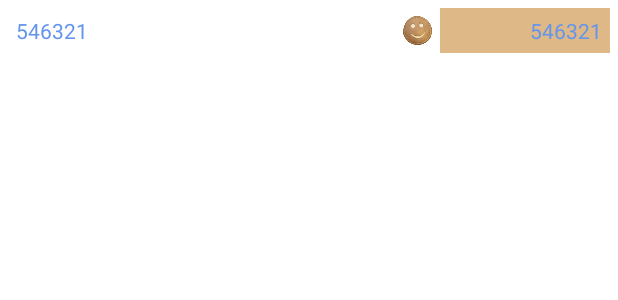
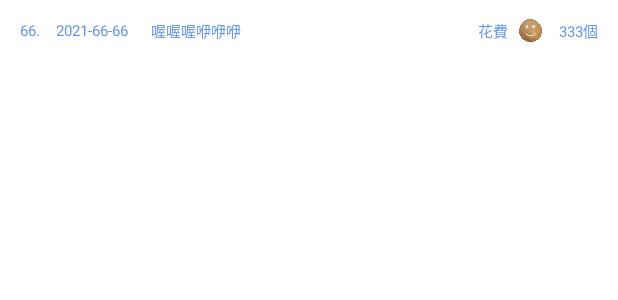
Before and after one commit to lchuang8211/nickWedding, an Android app: the layout item_exchange_record.xml on its own in the app's theme, with its tools: preview values and no code run, on a phone screen of 412 x 824 dp. Shown: the top 300 px of the screen. Run offline under Robolectric (Android 15) with nearby library versions, the phone set to English and light mode, and no system bars.

Commit message:
修改 兌換頁 色系

```diff
--- a/app/src/main/res/drawable/shape_date_calender.xml
+++ b/app/src/main/res/drawable/shape_date_calender.xml
@@ -8,6 +8,6 @@
 <!--        android:width="2dp"/>-->
 
     <corners
-        android:radius="20dp" />
+        android:radius="7dp" />
 
 </shape>
--- a/app/src/main/res/drawable/shape_exchange_list.xml
+++ b/app/src/main/res/drawable/shape_exchange_list.xml
@@ -2,12 +2,12 @@
 <shape xmlns:android="http://schemas.android.com/apk/res/android"
     android:shape="rectangle">
 
-    <solid android:color="#DD222222" />
+    <solid android:color="@color/white" />
 
 <!--    <stroke android:color="#44444444"-->
 <!--        android:width="2dp"/>-->
 
     <corners
-        android:radius="20dp" />
+        android:radius="7dp" />
 
 </shape>
--- a/app/src/main/res/drawable/shape_exchange_title.xml
+++ b/app/src/main/res/drawable/shape_exchange_title.xml
@@ -2,12 +2,12 @@
 <shape xmlns:android="http://schemas.android.com/apk/res/android"
     android:shape="rectangle">
 
-    <solid android:color="@color/white" />
+    <solid android:color="#FFBAE5" />
 
 <!--    <stroke android:color="#44444444"-->
 <!--        android:width="2dp"/>-->
 
     <corners
-        android:radius="7dp" />
+        android:radius="5dp" />
 
 </shape>
--- a/app/src/main/res/drawable/shape_popup_white.xml
+++ b/app/src/main/res/drawable/shape_popup_white.xml
@@ -2,7 +2,7 @@
 <shape xmlns:android="http://schemas.android.com/apk/res/android"
     android:shape="rectangle">
 
-    <solid android:color="#DD222222" />
+    <solid android:color="#DDFDEB" />
 
 <!--    <stroke android:color="#44444444"-->
 <!--        android:width="2dp"/>-->
--- a/app/src/main/res/drawable/shape_type_button.xml
+++ b/app/src/main/res/drawable/shape_type_button.xml
@@ -2,7 +2,9 @@
 <shape xmlns:android="http://schemas.android.com/apk/res/android"
     android:shape="rectangle">
 
-    <solid android:color="#6FB7B7" />
+    <solid android:color="#84C1FF" />
+<!--    #CC99CC-->
+<!--    #84C1FF-->
 <!--    // FFBAE5-->
 <!--    //FFE4E1-->
 <!--    //ffe4e1-->
--- a/app/src/main/res/drawable/shape_white_button.xml
+++ b/app/src/main/res/drawable/shape_white_button.xml
@@ -2,7 +2,7 @@
 <shape xmlns:android="http://schemas.android.com/apk/res/android"
     android:shape="rectangle">
 
-    <solid android:color="#FFBAE5" />
+    <solid android:color="@color/white" />
 <!--    // FFBAE5-->
 <!--    //FFE4E1-->
 <!--    //ffe4e1-->
--- a/app/src/main/res/layout/item_exchange_record.xml
+++ b/app/src/main/res/layout/item_exchange_record.xml
@@ -2,43 +2,88 @@
 <layout xmlns:android="http://schemas.android.com/apk/res/android"
     xmlns:app="http://schemas.android.com/apk/res-auto">
 
-    <LinearLayout
+    <androidx.constraintlayout.widget.ConstraintLayout
         android:id="@+id/ll_item"
         android:layout_width="match_parent"
         android:layout_height="wrap_content"
-        android:gravity="center"
-        android:orientation="horizontal"
         android:padding="5dp">
 
         <TextView
+            android:id="@+id/tvSeq"
+            android:layout_width="wrap_content"
+            android:layout_height="30dp"
+            android:gravity="center_vertical"
+            android:paddingStart="8sp"
+            android:text="66."
+            android:textColor="@color/cornflower_blue"
+            android:textSize="10dp"
+            app:layout_constraintBottom_toBottomOf="parent"
+            app:layout_constraintStart_toStartOf="parent"
+            app:layout_constraintTop_toTopOf="parent" />
+
+        <TextView
+            android:id="@+id/tvDate"
+            android:layout_width="wrap_content"
+            android:layout_height="30dp"
+            android:gravity="center_vertical"
+            android:layout_marginStart="5dp"
+            android:paddingStart="5sp"
+            android:text="2021-66-66"
+            android:textColor="@color/cornflower_blue"
+            android:textSize="10dp"
+            app:layout_constraintBottom_toBottomOf="parent"
+            app:layout_constraintStart_toEndOf="@+id/tvSeq"
+            app:layout_constraintTop_toTopOf="parent" />
+
+        <TextView
             android:id="@+id/tvTitle"
-            android:layout_width="match_parent"
+            android:layout_width="wrap_content"
             android:layout_height="30dp"
-            android:layout_weight="2"
             android:gravity="center_vertical"
-            android:paddingStart="5sp"
-            android:text="546321"
+            android:layout_marginStart="5dp"
+            android:paddingStart="10sp"
+            android:text="喔喔喔咿咿咿"
             android:textColor="@color/cornflower_blue"
-            android:textSize="14dp" />
+            android:textSize="10dp"
+            app:layout_constraintBottom_toBottomOf="parent"
+            app:layout_constraintStart_toEndOf="@+id/tvDate"
+            app:layout_constraintTop_toTopOf="parent" />
+
+        <TextView
+            android:layout_width="wrap_content"
+            android:layout_height="30dp"
+            android:gravity="center_vertical"
+            android:paddingStart="10sp"
+            android:text="花費"
+            android:textColor="@color/cornflower_blue"
+            android:textSize="10dp"
+            app:layout_constraintBottom_toBottomOf="parent"
+            app:layout_constraintEnd_toStartOf="@+id/ivCookie"
+            app:layout_constraintTop_toTopOf="parent" />
 
         <ImageView
+            android:id="@+id/ivCookie"
             android:layout_width="30dp"
             android:layout_height="30dp"
-            android:padding="5dp"
-            android:src="@drawable/icon_popo_coockie" />
+            android:padding="7dp"
+            android:src="@drawable/icon_popo_coockie"
+            app:layout_constraintBottom_toBottomOf="parent"
+            app:layout_constraintEnd_toStartOf="@+id/tvPrice"
+            app:layout_constraintTop_toTopOf="parent" />
 
         <TextView
             android:id="@+id/tvPrice"
-            android:layout_width="match_parent"
+            android:layout_width="30dp"
             android:layout_height="30dp"
-            android:layout_weight="4"
-            android:background="@color/burlyWood"
             android:gravity="center_vertical|end"
-            android:paddingEnd="5dp"
-            android:text="546321"
+            android:layout_marginEnd="8dp"
+            android:text="333個"
             android:textColor="@color/cornflower_blue"
-            android:textSize="14dp" />
+            android:textSize="10dp"
+            app:layout_constraintBottom_toBottomOf="parent"
+            app:layout_constraintEnd_toEndOf="parent"
+            app:layout_constraintTop_toTopOf="parent" />
 
-    </LinearLayout>
+    </androidx.constraintlayout.widget.ConstraintLayout>
 
 </layout>
```
Also changed, not shown: app/src/main/res/drawable/shape_botton_button.xml (added, +15 -0 lines), app/src/main/res/layout/item_exchange_list.xml (+10 -5 lines), app/src/main/res/layout/layout_popupwindow_exchange.xml (+40 -22 lines), app/src/main/res/layout/layout_popupwindow_exchange_check.xml (+53 -19 lines).
